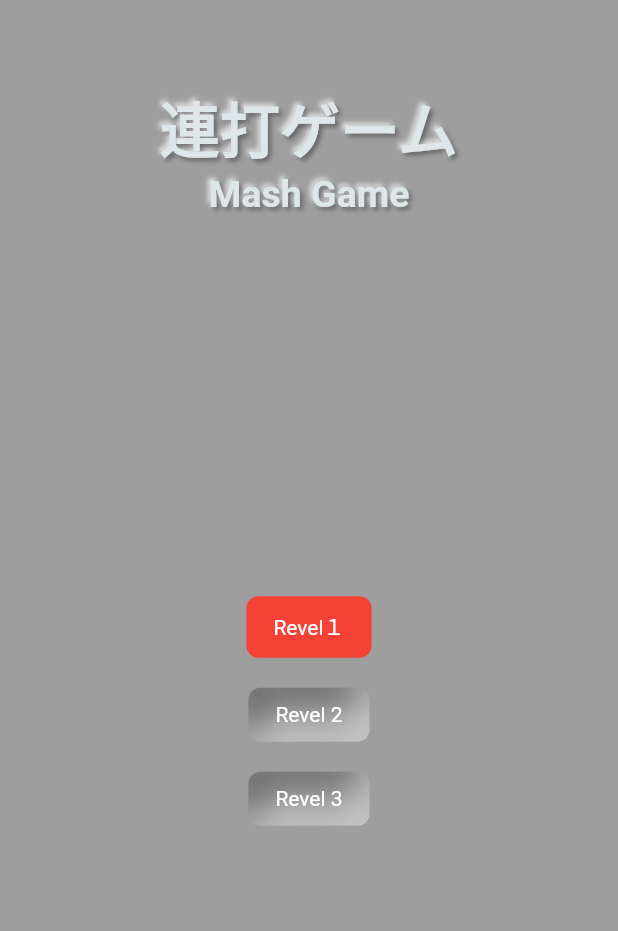
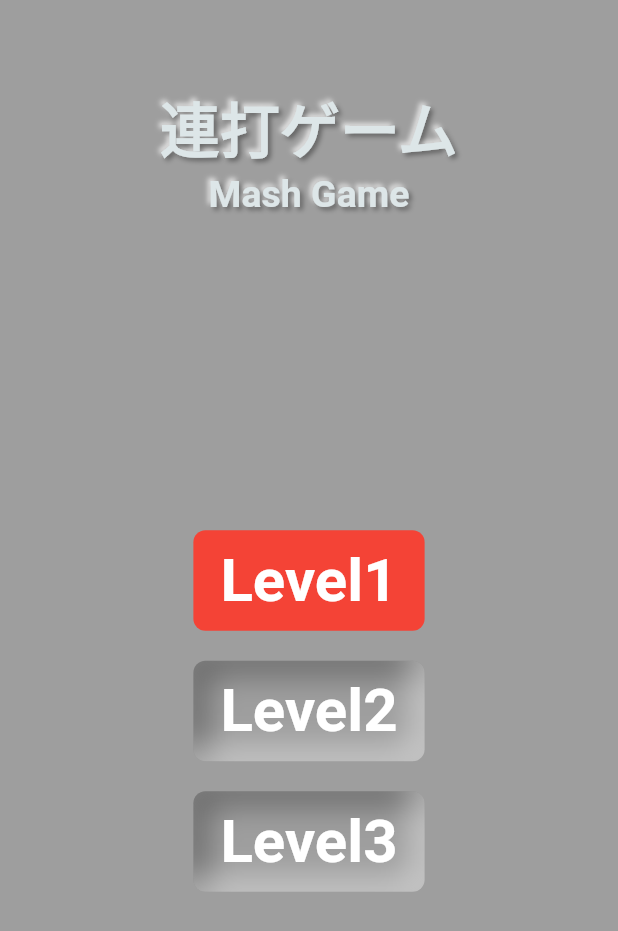
Before and after one commit to iseruuuuu/tap_game_app, a Flutter app: the screen it shows after launch, on a phone screen of 412 x 824 dp. Shown: the top 931 px of the screen. Run offline on Flutter 3.47's test engine with Material 2 defaults, Android fonts, the phone set to English and light mode, and no system bars; drawn by our look-alikes of flutter_neumorphic; our stand-ins replace get, shared_preferences; missing offline and left inert: enum_to_string.

Commit message:
add: タイトルのボタンを省略化

```diff
--- a/lib/screen/home/home_screen.dart
+++ b/lib/screen/home/home_screen.dart
@@ -33,52 +33,28 @@ class HomeScreen extends StatelessWidget {
               ),
             ),
             const Spacer(),
-            NeumorphicButton(
-              style: NeumorphicStyle(
-                depth: 0,
-                color: controller.level1.value ? Colors.red : Colors.white,
-              ),
-              onPressed: () {
-                controller.level1.value ? controller.onTapGameStart() : null;
-              },
-              child: const Text(
-                'Revel１',
-                style: TextStyle(
-                  color: Colors.white,
-                ),
-              ),
+            TitleButton(
+              depth: controller.level1.value ? 0 : -20,
+              title: 'Level1',
+              onTap: () =>
+                  controller.level1.value ? controller.onTapGameStart() : null,
+              colors: controller.level1.value ? Colors.red : Colors.grey,
             ),
             const SizedBox(height: 20),
-            NeumorphicButton(
-              style: NeumorphicStyle(
-                depth: -20,
-                color: controller.level2.value ? Colors.red : Colors.grey,
-              ),
-              onPressed: () {
-                controller.level2.value ? controller.onTapGameStart() : null;
-              },
-              child: const Text(
-                'Revel 2',
-                style: TextStyle(
-                  color: Colors.white,
-                ),
-              ),
+            TitleButton(
+              depth: controller.level2.value ? 0 : -20,
+              title: 'Level2',
+              onTap: () =>
+                  controller.level2.value ? controller.onTapGameStart() : null,
+              colors: controller.level2.value ? Colors.red : Colors.grey,
             ),
             const SizedBox(height: 20),
-            NeumorphicButton(
-              style: NeumorphicStyle(
-                depth: -20,
-                color: controller.level3.value ? Colors.red : Colors.grey,
-              ),
-              onPressed: () {
-                controller.level3.value ? controller.onTapGameStart() : null;
-              },
-              child: const Text(
-                'Revel 3',
-                style: TextStyle(
-                  color: Colors.white,
-                ),
-              ),
+            TitleButton(
+              depth: controller.level3.value ? 0 : -20,
+              title: 'Level3',
+              onTap: () =>
+                  controller.level3.value ? controller.onTapGameStart() : null,
+              colors: controller.level3.value ? Colors.red : Colors.grey,
             ),
             const SizedBox(height: 20),
             const Spacer(),
@@ -88,3 +64,37 @@ class HomeScreen extends StatelessWidget {
     );
   }
 }
+
+class TitleButton extends StatelessWidget {
+  const TitleButton({
+    Key? key,
+    required this.title,
+    required this.onTap,
+    required this.colors,
+    required this.depth,
+  }) : super(key: key);
+
+  final String title;
+  final Function() onTap;
+  final Color colors;
+  final double depth;
+
+  @override
+  Widget build(BuildContext context) {
+    return NeumorphicButton(
+      style: NeumorphicStyle(
+        depth: depth,
+        color: colors,
+      ),
+      onPressed: onTap,
+      child: Text(
+        title,
+        style: const TextStyle(
+          color: Colors.white,
+          fontWeight: FontWeight.bold,
+          fontSize: 40,
+        ),
+      ),
+    );
+  }
+}
```
